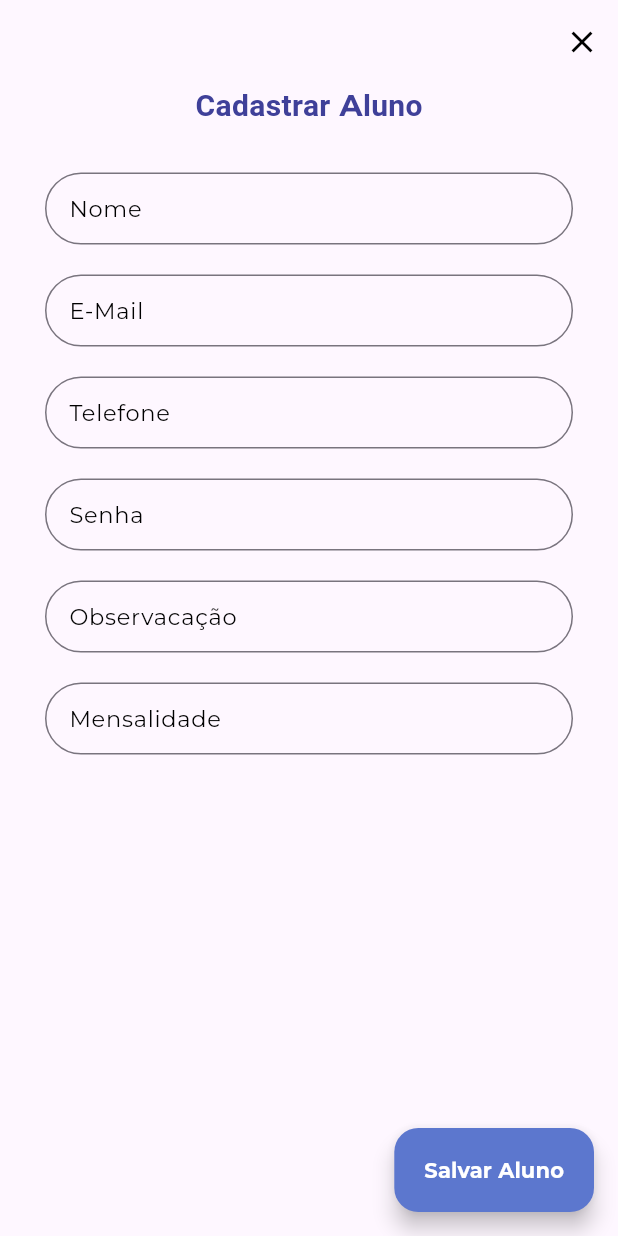
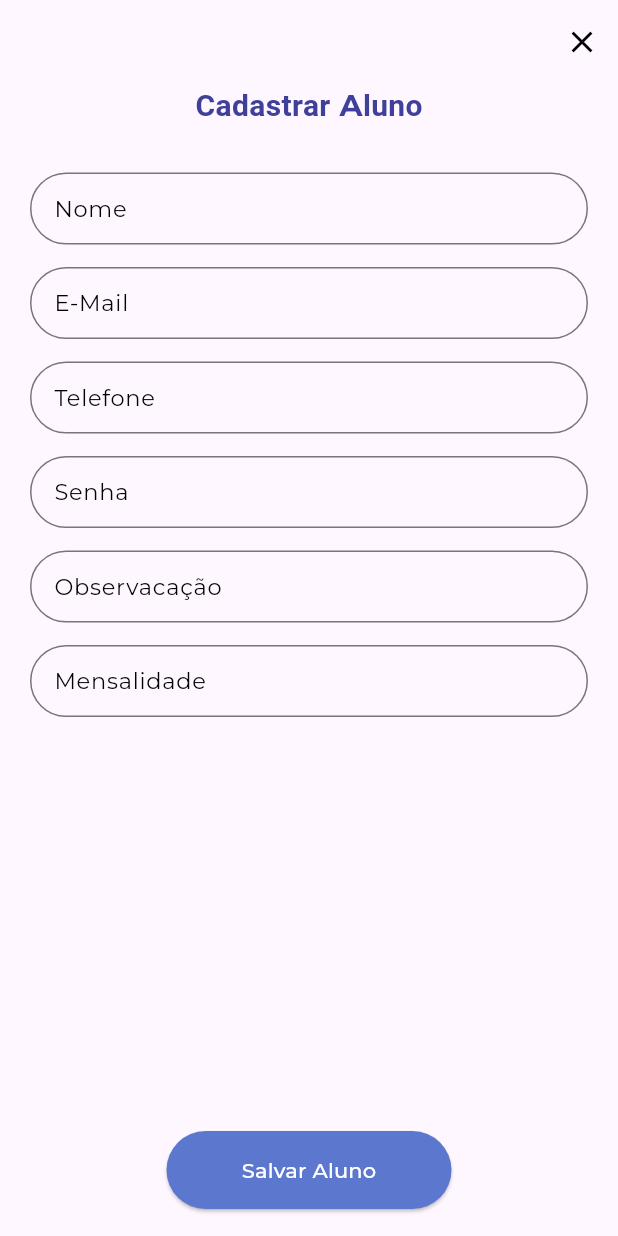
Before and after one commit to caneto/devos_alunos_test, a Flutter app: the screen it shows after launch, after a tap on the "add" icon, on a phone screen of 412 x 824 dp. Run offline on Flutter 3.47's test engine with Material 2 defaults, Android fonts, the phone set to English and light mode, and no system bars; our stand-ins replace brasil_fields, flutter_slidable, google_fonts, shared_preferences, sqflite, sqflite_common and 1 more; missing offline and left inert: flutter_overlay_loader, validatorless; accounts and stored records are empty.

```diff
--- /dev/null
+++ b/lib/app/core/ui/widgets/alunos_button.dart
@@ -0,0 +1,37 @@
+import 'package:devos_alunos_test/app/core/ui/helpers/context_extension.dart';
+import 'package:flutter/material.dart';
+
+class AlunosButton extends StatelessWidget {
+  final String label;
+  final double? width;
+  final double? height;
+  final VoidCallback? onPressed;
+
+  const AlunosButton({
+    Key? key,
+    required this.label,
+    required this.onPressed,
+    this.width,
+    this.height = 50,
+  }) : super(key: key);
+
+  @override
+  Widget build(BuildContext context) {
+    return SizedBox(
+      width: width,
+      height: height,
+      child: ElevatedButton(
+        style: TextButton.styleFrom(
+            padding: const EdgeInsets.symmetric(vertical: 10, horizontal: 10),
+            foregroundColor: Colors.white,
+            backgroundColor: context.primaryColor,
+            shape: const StadiumBorder(side: BorderSide.none)),
+        onPressed: onPressed,
+        child: Text(
+          label,
+          style: const TextStyle(color: Colors.white),
+        ),
+      ),
+    );
+  }
+}
--- a/lib/app/modules/alunos/aluno_create_page.dart
+++ b/lib/app/modules/alunos/aluno_create_page.dart
@@ -2,6 +2,7 @@
 
 import 'package:brasil_fields/brasil_fields.dart';
 import 'package:devos_alunos_test/app/core/ui/helpers/context_extension.dart';
+import 'package:devos_alunos_test/app/core/ui/widgets/alunos_button.dart';
 import 'package:devos_alunos_test/app/modules/alunos/aluno_create_controller.dart';
 import 'package:flutter/material.dart';
 import 'package:flutter/services.dart';
@@ -75,64 +76,47 @@ class _AlunoCreatePageState extends State<AlunoCreatePage> {
           )
         ],
       ),
-      floatingActionButton: FloatingActionButton.extended(
-        backgroundColor: context.primaryColor,
-        onPressed: () {
-          final formValid = _formKey.currentState?.validate() ?? false;
-          if (formValid) {
-            widget._controller.save(
-                _nomeEC.text,
-                _emailEC.text,
-                _telefoneEC.text,
-                UtilBrasilFields.converterMoedaParaDouble(_valorEC.text),
-                _senhaEC.text,
-                _observacaoEC.text);
-          }
-        },
-        label: const Text(
-          'Salvar Aluno',
-          style: TextStyle(fontWeight: FontWeight.bold, color: Colors.white),
-        ),
-      ),
-      body: SingleChildScrollView(
-        child: Form(
+      body: Form(
         key: _formKey,
-          child: Container(
-            margin: const EdgeInsets.symmetric(horizontal: 30),
-            child: Column(
-              mainAxisAlignment: MainAxisAlignment.center,
-              crossAxisAlignment: CrossAxisAlignment.start,
-              children: [
-                Align(
+        child: CustomScrollView(
+          slivers: [
+            SliverToBoxAdapter(
+              child: Align(
                 alignment: Alignment.center,
                 child: Text(
                   'Cadastrar Aluno',
                   style: TextStyles.i.titleStyle.copyWith(
-                      fontSize: 20,
-                      color: context.primaryColorLight
+                      fontSize: 20, color: context.primaryColorLight),
                 ),
               ),
             ),
+            SliverToBoxAdapter(
+              child: Padding(
+                padding: const EdgeInsets.only(left: 20, right: 20),
+                child: Column(
+                  children: [
                     const SizedBox(
                       height: 30,
                     ),
                     AlunoListField(
                       controller: _nomeEC,
                       keyboardType: TextInputType.name,
-                  validator: Validatorless.required('Nome é obrigatória'),
+                      validator:
+                          Validatorless.required('Nome é obrigatória'),
                       label: 'Nome',
                     ),
                     const SizedBox(
-                  height: 20,
+                      height: 15,
                     ),
                     AlunoListField(
                       controller: _emailEC,
                       keyboardType: TextInputType.emailAddress,
-                  validator: Validatorless.required('Email é obrigatória'),
+                      validator:
+                          Validatorless.required('Email é obrigatória'),
                       label: 'E-Mail',
                     ),
                     const SizedBox(
-                  height: 20,
+                      height: 15,
                     ),
                     AlunoListField(
                       controller: _telefoneEC,
@@ -141,31 +125,36 @@ class _AlunoCreatePageState extends State<AlunoCreatePage> {
                         FilteringTextInputFormatter.digitsOnly,
                         TelefoneInputFormatter(),
                       ],
-                  validator: Validatorless.required('Telefone é obrigatória'),
+                      validator:
+                          Validatorless.required('Telefone é obrigatória'),
                       label: 'Telefone',
                     ),
                     const SizedBox(
-                  height: 20,
+                      height: 15,
                     ),
                     AlunoListField(
                       controller: _senhaEC,
                       keyboardType: TextInputType.visiblePassword,
-                  inputFormatters: [FilteringTextInputFormatter.digitsOnly],
-                  validator: Validatorless.required('Senha é obrigatória'),
+                      inputFormatters: [
+                        FilteringTextInputFormatter.digitsOnly
+                      ],
+                      validator:
+                          Validatorless.required('Senha é obrigatória'),
                       label: 'Senha',
                     ),
                     const SizedBox(
-                  height: 20,
+                      height: 15,
                     ),
                     AlunoListField(
                       controller: _observacaoEC,
                       keyboardType: TextInputType.multiline,
                       maxLines: 3,
-                  validator: Validatorless.required('observação é obrigatória'),
+                      validator: Validatorless.required(
+                          'observação é obrigatória'),
                       label: 'Observacação',
                     ),
                     const SizedBox(
-                  height: 20,
+                      height: 15,
                     ),
                     AlunoListField(
                       controller: _valorEC,
@@ -181,6 +170,41 @@ class _AlunoCreatePageState extends State<AlunoCreatePage> {
                 ),
               ),
             ),
+            SliverFillRemaining(
+              hasScrollBody: false,
+              child: Padding(
+                padding: const EdgeInsets.only(bottom: 10),
+                child: Column(
+                  mainAxisAlignment: MainAxisAlignment.end,
+                  children: [
+                    Container(
+                      width: context.percentWidth(.5),
+                      height: 68,
+                      padding: const EdgeInsets.all(8),
+                      child: AlunosButton(
+                        label: 'Salvar Aluno',
+                        onPressed: () {
+                          final formValid =
+                              _formKey.currentState?.validate() ?? false;
+                          if (formValid) {
+                            widget._controller.save(
+                                _nomeEC.text,
+                                _emailEC.text,
+                                _telefoneEC.text,
+                                UtilBrasilFields.converterMoedaParaDouble(
+                                    _valorEC.text),
+                                _senhaEC.text,
+                                _observacaoEC.text);
+                          }
+                        },
+                      ),
+                    ),
+                  ],
+                ),
+              ),
+            ),
+          ],
+        ),
       ),
     );
   }
```
Also changed, not shown: lib/app/modules/alunos/aluno_edit_page.dart (+59 -40 lines). Lines whose indentation alone changed are shown as unchanged.
